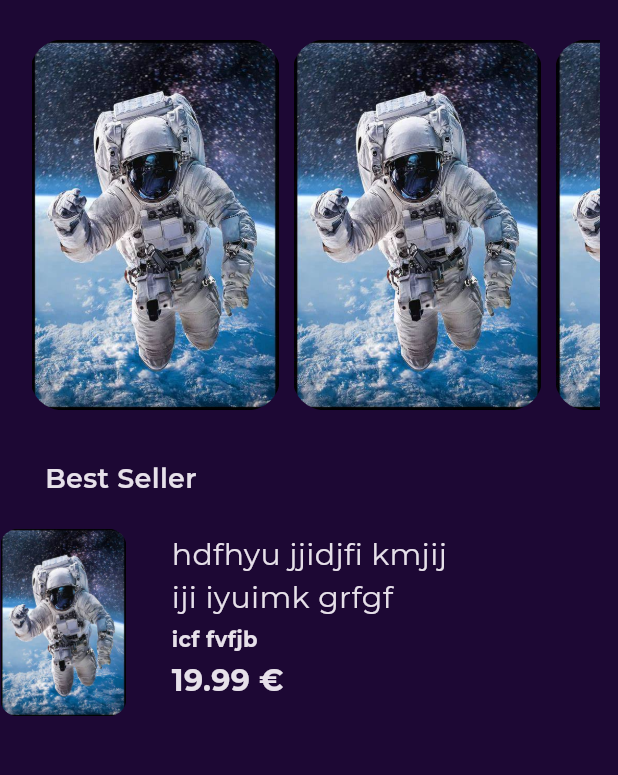
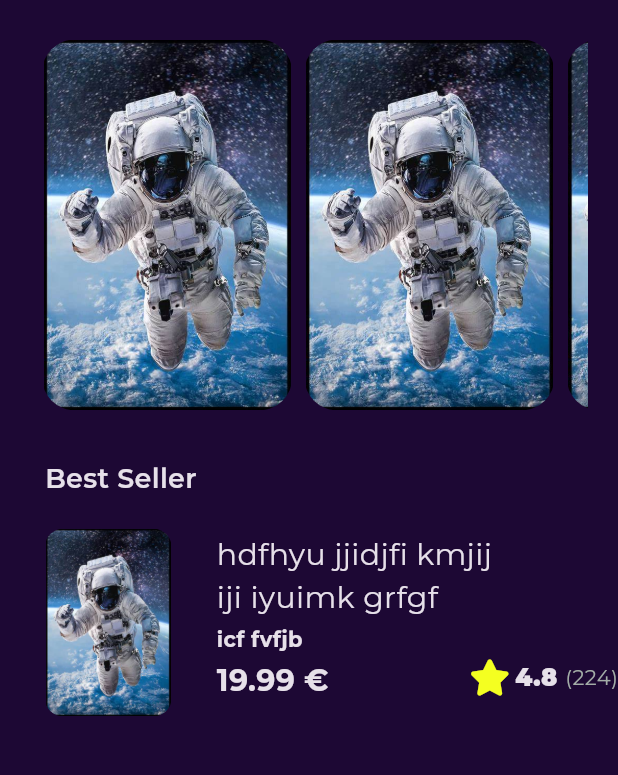
Before and after one commit to Mostafa13elkomy/book_app, a Flutter app: the screen it shows after launch, on a phone screen of 412 x 824 dp, the part 115-890 px from its top. Run offline on Flutter 3.47's test engine with Material 3 defaults, Android fonts, the phone set to English and light mode, and no system bars; our stand-ins replace font_awesome_flutter, get, google_fonts.

Commit message:
best seller  list view item part 3 ( create book rating )

```diff
--- a/lib/features/home/presentaion/views/widgets/best_seller_list_view_item.dart
+++ b/lib/features/home/presentaion/views/widgets/best_seller_list_view_item.dart
@@ -1,5 +1,7 @@
 import 'package:book_app/core/utlis/assets.dart';
 import 'package:book_app/core/utlis/styles.dart';
+import 'package:book_app/features/home/presentaion/views/widgets/book_rating.dart';
+import 'package:book_app/features/home/presentaion/views/widgets/home_view_body.dart';
 import 'package:flutter/material.dart';
 
 class BestSellerListView extends StatelessWidget {
@@ -7,7 +9,9 @@ class BestSellerListView extends StatelessWidget {
 
   @override
   Widget build(BuildContext context) {
-    return Row(
+    return Padding(
+      padding: const EdgeInsets.only(left: 30),
+      child: Row(
         crossAxisAlignment: CrossAxisAlignment.start,
         children: [
           SizedBox(
@@ -26,7 +30,8 @@ class BestSellerListView extends StatelessWidget {
           const SizedBox(
             width: 30,
           ),
-        Column(
+              Expanded(
+            child: Column(
               crossAxisAlignment: CrossAxisAlignment.start,
               children: [
                 const SizedBox(
@@ -58,11 +63,15 @@ class BestSellerListView extends StatelessWidget {
                       style:
                           Styles.textStyle20.copyWith(fontWeight: FontWeight.bold),
                     ),
+                   const Spacer(),
+                  const  BookRating()
                   ],
                 ),
               ],
             ),
+          ),
         ],
+      ),
     );
   }
 }
--- /dev/null
+++ b/lib/features/home/presentaion/views/widgets/book_rating.dart
@@ -0,0 +1,31 @@
+
+import 'package:book_app/core/utlis/styles.dart';
+import 'package:flutter/material.dart';
+import 'package:font_awesome_flutter/font_awesome_flutter.dart';
+
+class BookRating extends StatelessWidget {
+  const BookRating({super.key});
+
+  @override
+  Widget build(BuildContext context) {
+    return Row(
+      children: [
+      const  Icon(FontAwesomeIcons.solidStar,
+        color: Color.fromARGB(255, 244, 255, 33),
+      ),
+      const SizedBox(
+        width: 6.3,
+      ),
+      Text('4.8',
+      style:Styles.textStyle16.copyWith(fontWeight: FontWeight.w900) ,),
+        const SizedBox(
+        width: 5,
+      ),
+        Text('(224)',
+      style: Styles.textStyle14.copyWith(color: Color.fromARGB(255, 163, 173, 167))
+
+      )
+      ],
+    );
+  }
+}
--- a/lib/features/home/presentaion/views/widgets/featured_books_list_view.dart
+++ b/lib/features/home/presentaion/views/widgets/featured_books_list_view.dart
@@ -7,7 +7,7 @@ class FeaturedBooksListView extends StatelessWidget {
   @override
   Widget build(BuildContext context) {
     return Padding(
-      padding: const EdgeInsets.symmetric(horizontal: 12),
+      padding: const EdgeInsets.symmetric(horizontal: 20),
       child: SizedBox(
         height: MediaQuery.of(context).size.height * .3,
         child: ListView.builder(
```
Also changed, not shown: lib/features/home/presentaion/views/widgets/home_view_body.dart (+4 -4 lines). Lines whose indentation alone changed are shown as unchanged.
